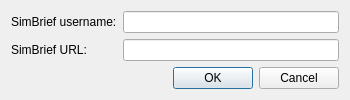
swift-project/pilotclient, file src/blackgui/components/simbriefdownloaddialog.ui: the form before one commit.
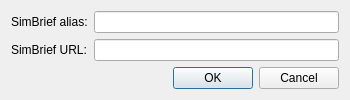
The form after the commit.

The edit to the form file:
```diff
--- a/src/blackgui/components/simbriefdownloaddialog.ui
+++ b/src/blackgui/components/simbriefdownloaddialog.ui
@@ -23,7 +23,7 @@
    <item row="0" column="0">
     <widget class="QLabel" name="lbl_SimBirefUsername">
      <property name="text">
-      <string>SimBrief username:</string>
+      <string>SimBrief alias:</string>
      </property>
     </widget>
    </item>
```
Left out of the diff: 2 changed lines with no effect on the pictures.
